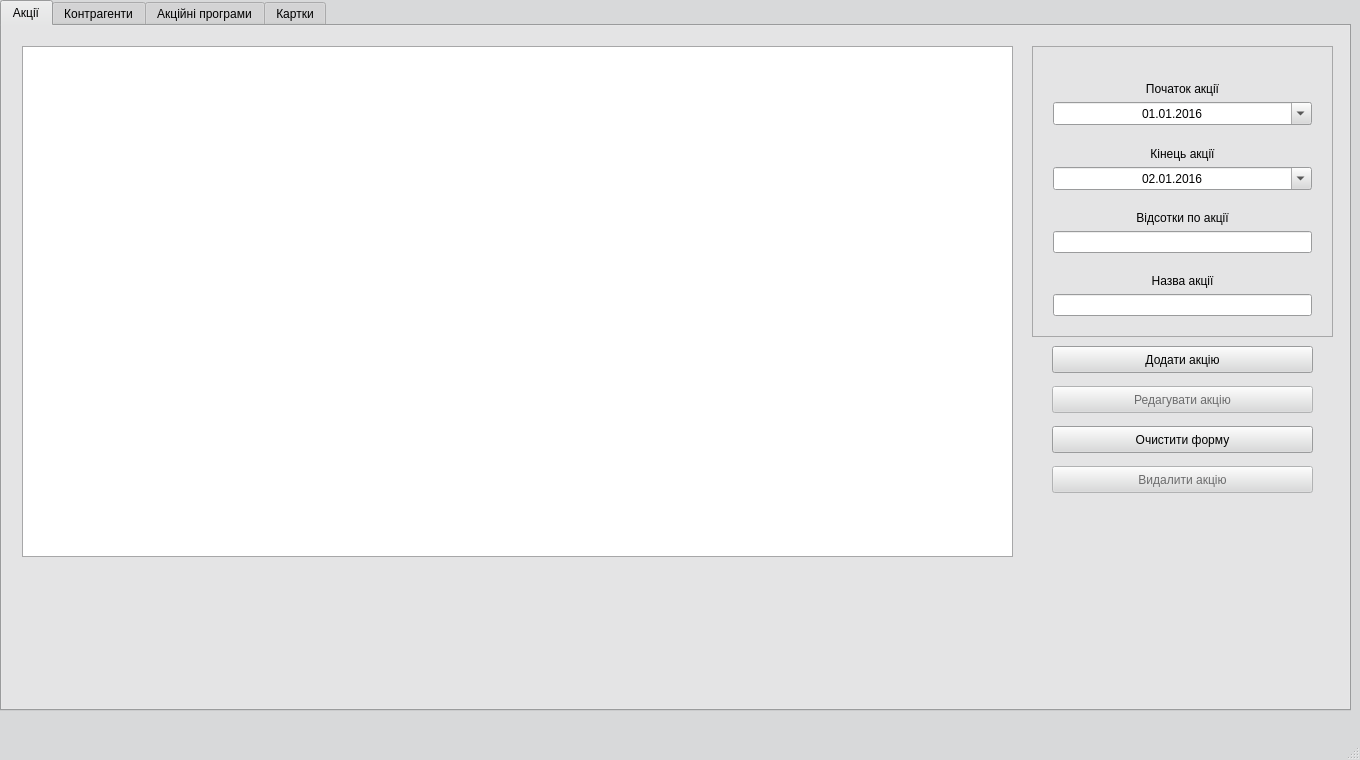
Qt form sale_department.ui (landrew31/db_course_work) before a commit.
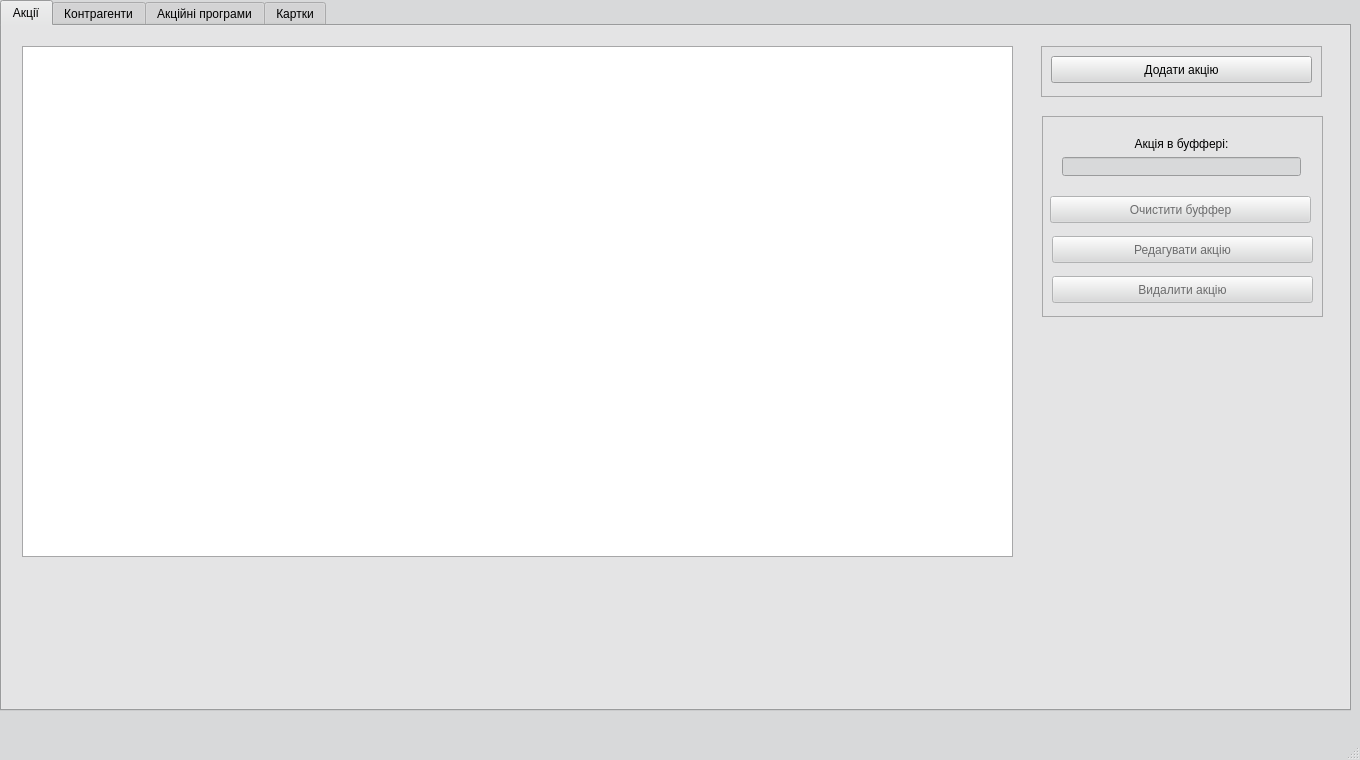
The same form after that commit.

Commit message: new actions finished

What changed in the file:
```diff
--- a/sale_department.ui
+++ b/sale_department.ui
@@ -500,198 +500,127 @@
        <enum>Qt::NoFocus</enum>
       </property>
      </widget>
-     <widget class="QPushButton" name="add_action_button">
-      <property name="geometry">
-       <rect>
-        <x>1050</x>
-        <y>320</y>
-        <width>261</width>
-        <height>27</height>
-       </rect>
-      </property>
-      <property name="text">
-       <string>Додати акцію</string>
-      </property>
-     </widget>
      <widget class="QFrame" name="frame">
       <property name="geometry">
        <rect>
-        <x>1030</x>
+        <x>1039</x>
         <y>20</y>
-        <width>301</width>
-        <height>291</height>
+        <width>281</width>
+        <height>51</height>
        </rect>
       </property>
       <property name="frameShape">
        <enum>QFrame::StyledPanel</enum>
       </property>
       <property name="frameShadow">
-       <enum>QFrame::Plain</enum>
+       <enum>QFrame::Raised</enum>
       </property>
-      <widget class="QWidget" name="gridLayoutWidget">
+      <widget class="QPushButton" name="add_action_button">
        <property name="geometry">
         <rect>
          <x>10</x>
          <y>10</y>
-         <width>281</width>
-         <height>271</height>
+         <width>261</width>
+         <height>27</height>
         </rect>
        </property>
-       <layout class="QGridLayout" name="gridLayout">
-        <item row="6" column="0">
-         <widget class="QLabel" name="label_4">
-          <property name="text">
-           <string>Назва акції</string>
-          </property>
-          <property name="alignment">
-           <set>Qt::AlignBottom|Qt::AlignHCenter</set>
-          </property>
-         </widget>
-        </item>
-        <item row="4" column="0">
-         <widget class="QLabel" name="label_3">
-          <property name="text">
-           <string>Відсотки по акції</string>
-          </property>
-          <property name="alignment">
-           <set>Qt::AlignBottom|Qt::AlignHCenter</set>
-          </property>
-         </widget>
-        </item>
-        <item row="5" column="0">
-         <widget class="QLineEdit" name="action_percent_field">
-          <property name="layoutDirection">
-           <enum>Qt::LeftToRight</enum>
-          </property>
-          <property name="alignment">
-           <set>Qt::AlignCenter</set>
-          </property>
-         </widget>
-        </item>
-        <item row="3" column="0">
-         <widget class="QDateEdit" name="stop_action_date">
-          <property name="alignment">
-           <set>Qt::AlignCenter</set>
-          </property>
-          <property name="displayFormat">
-           <string>dd.MM.yyyy</string>
-          </property>
-          <property name="calendarPopup">
-           <bool>true</bool>
-          </property>
-          <property name="date">
-           <date>
-            <year>2016</year>
-            <month>1</month>
-            <day>2</day>
-           </date>
-          </property>
-         </widget>
-        </item>
-        <item row="2" column="0">
-         <widget class="QLabel" name="label_2">
-          <property name="text">
-           <string>Кінець акції</string>
-          </property>
-          <property name="alignment">
-           <set>Qt::AlignBottom|Qt::AlignHCenter</set>
-          </property>
-         </widget>
-        </item>
-        <item row="1" column="0">
-         <widget class="QDateEdit" name="start_action_date">
-          <property name="alignment">
-           <set>Qt::AlignCenter</set>
-          </property>
-          <property name="dateTime">
-           <datetime>
-            <hour>0</hour>
-            <minute>0</minute>
-            <second>0</second>
-            <year>2016</year>
-            <month>1</month>
-            <day>1</day>
-           </datetime>
-          </property>
-          <property name="displayFormat">
-           <string>dd.MM.yyyy</string>
-          </property>
-          <property name="calendarPopup">
-           <bool>true</bool>
-          </property>
-          <property name="date">
-           <date>
-            <year>2016</year>
-            <month>1</month>
-            <day>1</day>
-           </date>
-          </property>
-         </widget>
-        </item>
-        <item row="0" column="0">
+       <property name="text">
+        <string>Додати акцію</string>
+       </property>
+      </widget>
+     </widget>
+     <widget class="QFrame" name="frame_5">
+      <property name="geometry">
+       <rect>
+        <x>1040</x>
+        <y>90</y>
+        <width>281</width>
+        <height>201</height>
+       </rect>
+      </property>
+      <property name="frameShape">
+       <enum>QFrame::StyledPanel</enum>
+      </property>
+      <property name="frameShadow">
+       <enum>QFrame::Raised</enum>
+      </property>
+      <widget class="QPushButton" name="update_action">
+       <property name="enabled">
+        <bool>false</bool>
+       </property>
+       <property name="geometry">
+        <rect>
+         <x>10</x>
+         <y>120</y>
+         <width>261</width>
+         <height>27</height>
+        </rect>
+       </property>
+       <property name="text">
+        <string>Редагувати акцію</string>
+       </property>
+      </widget>
+      <widget class="QPushButton" name="delete_action">
+       <property name="enabled">
+        <bool>false</bool>
+       </property>
+       <property name="geometry">
+        <rect>
+         <x>10</x>
+         <y>160</y>
+         <width>261</width>
+         <height>27</height>
+        </rect>
+       </property>
+       <property name="text">
+        <string>Видалити акцію</string>
+       </property>
+      </widget>
+      <widget class="QWidget" name="verticalLayoutWidget">
+       <property name="geometry">
+        <rect>
+         <x>9</x>
+         <y>10</y>
+         <width>261</width>
+         <height>61</height>
+        </rect>
+       </property>
+       <layout class="QVBoxLayout" name="verticalLayout">
+        <item>
          <widget class="QLabel" name="label">
           <property name="text">
-           <string>Початок акції</string>
+           <string>Акція в буффері:</string>
           </property>
           <property name="alignment">
-           <set>Qt::AlignBottom|Qt::AlignHCenter</set>
+           <set>Qt::AlignCenter</set>
           </property>
          </widget>
         </item>
-        <item row="7" column="0">
-         <widget class="QLineEdit" name="action_name_field">
-          <property name="alignment">
-           <set>Qt::AlignCenter</set>
+        <item>
+         <widget class="QLineEdit" name="action_buffer">
+          <property name="enabled">
+           <bool>false</bool>
           </property>
          </widget>
         </item>
        </layout>
       </widget>
-     </widget>
-     <widget class="QPushButton" name="clear_action_form">
-      <property name="geometry">
-       <rect>
-        <x>1050</x>
-        <y>400</y>
-        <width>261</width>
-        <height>27</height>
-       </rect>
-      </property>
-      <property name="text">
-       <string>Очистити форму</string>
-      </property>
-     </widget>
-     <widget class="QPushButton" name="delete_action">
-      <property name="enabled">
-       <bool>false</bool>
-      </property>
-      <property name="geometry">
-       <rect>
-        <x>1050</x>
-        <y>440</y>
-        <width>261</width>
-        <height>27</height>
-       </rect>
-      </property>
-      <property name="text">
-       <string>Видалити акцію</string>
-      </property>
-     </widget>
-     <widget class="QPushButton" name="update_action">
-      <property name="enabled">
-       <bool>false</bool>
-      </property>
-      <property name="geometry">
-       <rect>
-        <x>1050</x>
-        <y>360</y>
-        <width>261</width>
-        <height>27</height>
-       </rect>
-      </property>
-      <property name="text">
-       <string>Редагувати акцію</string>
-      </property>
+      <widget class="QPushButton" name="clear_action_buffer">
+       <property name="enabled">
+        <bool>false</bool>
+       </property>
+       <property name="geometry">
+        <rect>
+         <x>8</x>
+         <y>80</y>
+         <width>261</width>
+         <height>27</height>
+        </rect>
+       </property>
+       <property name="text">
+        <string>Очистити буффер</string>
+       </property>
+      </widget>
      </widget>
     </widget>
     <widget class="QWidget" name="tab_contractors">
```
The commit also changes 9 other files.
